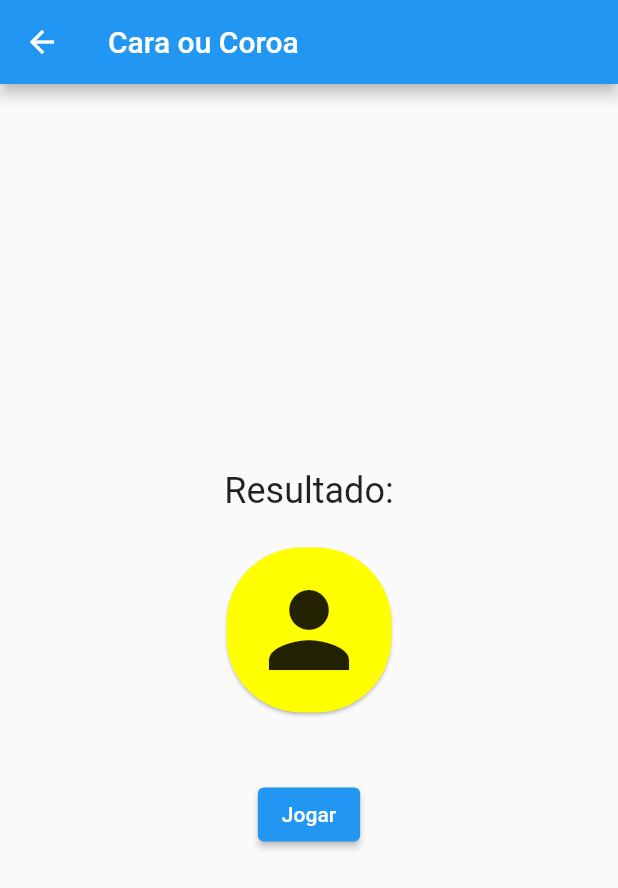
After one commit to FagionatoRafael/jogodavelha, a Flutter app: the screen it shows after launch, after a tap on "Cara Ou Coroa", on a phone screen of 412 x 824 dp. The commit adds this screen. Shown: the top 888 px of the screen. Run offline on Flutter 3.47's test engine with Material 2 defaults, Android fonts, the phone set to English and light mode, and no system bars; drawn by our look-alikes of flip_card.

Commit message:
adicionando mais uma jogo - Cara ou coroa

```diff
--- /dev/null
+++ b/lib/View/cara_ou_coroa.dart
@@ -0,0 +1,89 @@
+import 'dart:math';
+
+import 'package:flip_card/flip_card_controller.dart';
+import 'package:flutter/material.dart';
+import 'package:flip_card/flip_card.dart';
+
+class CaraOuCoroa extends StatefulWidget {
+  const CaraOuCoroa({super.key});
+
+  @override
+  _CaraOuCoroaState createState() => _CaraOuCoroaState();
+}
+
+class _CaraOuCoroaState extends State<CaraOuCoroa> {
+  final Random random = Random();
+  late FlipCardController _controller;
+
+  @override
+  void initState() {
+    super.initState();
+    _controller = FlipCardController();
+  }
+
+  void tossCoin() {
+    if(random.nextBool()) {
+      _controller.state?.toggleCard();
+    }
+  }
+
+  @override
+  Widget build(BuildContext context) {
+    return Scaffold(
+      appBar: AppBar(
+        title: Text('Cara ou Coroa'),
+      ),
+      body: Center(
+        child: Column(
+          mainAxisAlignment: MainAxisAlignment.center,
+          children: [
+            const Text(
+              'Resultado:',
+              style: TextStyle(fontSize: 24),
+            ),
+            const SizedBox(height: 20),
+            FlipCard(
+              controller: _controller,
+              flipOnTouch: false,
+              fill: Fill.fillBack, // Fill the back side of the card to make in the same size as the front.
+              direction: FlipDirection.HORIZONTAL, // default
+              side: CardSide.FRONT, // The side to initially display.
+              front: Card(
+                color: Colors.yellowAccent,
+                shape: RoundedRectangleBorder(
+                  borderRadius: BorderRadius.circular(50),
+                ),
+                child: const Padding(
+                  padding: EdgeInsets.all(15),
+                  child: Icon(
+                    size: 80,
+                    Icons.person,
+                  ),
+                ),
+              ),
+              back: Card(
+                color: Colors.yellowAccent,
+                shape: RoundedRectangleBorder(
+                  borderRadius: BorderRadius.circular(50),
+                ),
+                child: Padding(
+                  padding: EdgeInsets.all(15),
+                  child: Icon(
+                    size: 80,
+                    Icons.currency_bitcoin,
+                  ),
+                ),
+              ),
+            ),
+            SizedBox(height: 40),
+            ElevatedButton(
+              onPressed: tossCoin,
+              child: Text('Jogar'),
+            ),
+          ],
+        ),
+      ),
+    );
+  }
+
+}
--- a/lib/View/home.dart
+++ b/lib/View/home.dart
@@ -1,4 +1,5 @@
 import 'package:flutter/material.dart';
+import 'package:jogodavelha/View/cara_ou_coroa.dart';
 import 'package:jogodavelha/View/tic_tac_toe_view.dart';
 
 class Home extends StatefulWidget {
@@ -19,7 +20,11 @@ class _HomeState extends State<Home> {
           ElevatedButton(
               onPressed: () => Navigator.push(context,
                 MaterialPageRoute(builder: (context) => const TicTacToeView()),),
-              child: Text('Jogo da Velha'))
+              child: Text('Jogo da Velha')),
+          ElevatedButton(
+              onPressed: () => Navigator.push(context,
+                MaterialPageRoute(builder: (context) => const CaraOuCoroa()),),
+              child: Text('Cara Ou Coroa'))
         ],
       )
     );
--- a/pubspec.yaml
+++ b/pubspec.yaml
@@ -36,6 +36,7 @@ dependencies:
   # The following adds the Cupertino Icons font to your application.
   # Use with the CupertinoIcons class for iOS style icons.
   cupertino_icons: ^1.0.2
+  flip_card: ^0.7.0
 
 dev_dependencies:
   flutter_test:
```
Also changed, not shown: pubspec.lock.
